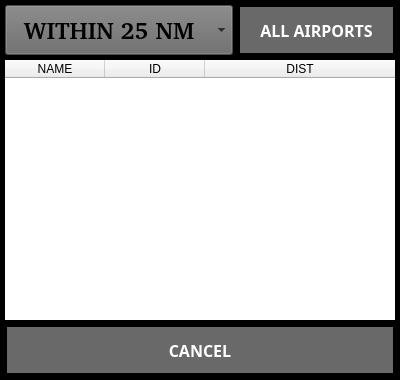
This is ui/AirportDialog.ui in UnexplodedMinds/Stratofier as Qt 5 draws it before an edit. The edited form follows.
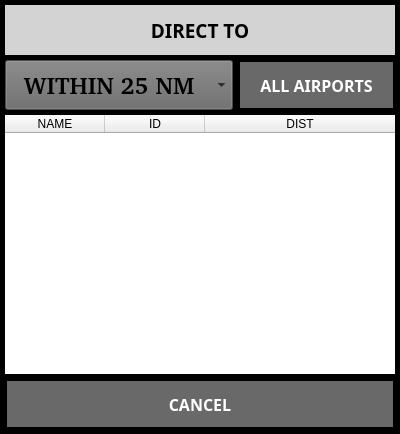
This is the edited form.

```diff
--- a/ui/AirportDialog.ui
+++ b/ui/AirportDialog.ui
@@ -7,7 +7,7 @@
     <x>0</x>
     <y>0</y>
     <width>400</width>
-    <height>380</height>
+    <height>434</height>
    </rect>
   </property>
   <property name="sizePolicy">
@@ -135,117 +135,7 @@
    <property name="spacing">
     <number>5</number>
    </property>
-   <item row="0" column="1">
-    <widget class="QPushButton" name="m_pAirportsButton">
-     <property name="sizePolicy">
-      <sizepolicy hsizetype="MinimumExpanding" vsizetype="Minimum">
-       <horstretch>0</horstretch>
-       <verstretch>0</verstretch>
-      </sizepolicy>
-     </property>
-     <property name="font">
-      <font>
-       <family>Droid Sans</family>
-       <pointsize>12</pointsize>
-       <weight>75</weight>
-       <bold>true</bold>
-      </font>
-     </property>
-     <property name="text">
-      <string>ALL AIRPORTS</string>
-     </property>
-     <property name="iconSize">
-      <size>
-       <width>32</width>
-       <height>32</height>
-      </size>
-     </property>
-    </widget>
-   </item>
-   <item row="0" column="0">
-    <widget class="QComboBox" name="m_pDistCombo">
-     <property name="sizePolicy">
-      <sizepolicy hsizetype="MinimumExpanding" vsizetype="Fixed">
-       <horstretch>0</horstretch>
-       <verstretch>0</verstretch>
-      </sizepolicy>
-     </property>
-     <property name="minimumSize">
-      <size>
-       <width>0</width>
-       <height>50</height>
-      </size>
-     </property>
-     <property name="font">
-      <font>
-       <family>Piboto [Goog]</family>
-       <pointsize>18</pointsize>
-       <weight>75</weight>
-       <bold>true</bold>
-      </font>
-     </property>
-     <item>
-      <property name="text">
-       <string>  WITHIN 25 NM</string>
-      </property>
-     </item>
-     <item>
-      <property name="text">
-       <string>  WITHIN 50 NM</string>
-      </property>
-     </item>
-     <item>
-      <property name="text">
-       <string>  WITHIN 100 NM</string>
-      </property>
-     </item>
-     <item>
-      <property name="text">
-       <string>  WITHIN 200 NM</string>
-      </property>
-     </item>
-    </widget>
-   </item>
    <item row="2" column="0" colspan="2">
-    <widget class="QPushButton" name="m_pCancelButton">
-     <property name="sizePolicy">
-      <sizepolicy hsizetype="MinimumExpanding" vsizetype="Minimum">
-       <horstretch>0</horstretch>
-       <verstretch>0</verstretch>
-      </sizepolicy>
-     </property>
-     <property name="minimumSize">
-      <size>
-       <width>0</width>
-       <height>50</height>
-      </size>
-     </property>
-     <property name="font">
-      <font>
-       <family>Droid Sans</family>
-       <pointsize>12</pointsize>
-       <weight>75</weight>
-       <bold>true</bold>
-      </font>
-     </property>
-     <property name="autoFillBackground">
-      <bool>false</bool>
-     </property>
-     <property name="text">
-      <string>CANCEL</string>
-     </property>
-     <property name="iconSize">
-      <size>
-       <width>32</width>
-       <height>32</height>
-      </size>
-     </property>
-     <property name="autoDefault">
-      <bool>false</bool>
-     </property>
-    </widget>
-   </item>
-   <item row="1" column="0" colspan="2">
     <widget class="QTableWidget" name="m_pAirportsTable">
      <property name="font">
       <font>
@@ -338,6 +228,155 @@
      </column>
     </widget>
    </item>
+   <item row="1" column="0">
+    <widget class="QComboBox" name="m_pDistCombo">
+     <property name="sizePolicy">
+      <sizepolicy hsizetype="MinimumExpanding" vsizetype="Fixed">
+       <horstretch>0</horstretch>
+       <verstretch>0</verstretch>
+      </sizepolicy>
+     </property>
+     <property name="minimumSize">
+      <size>
+       <width>0</width>
+       <height>50</height>
+      </size>
+     </property>
+     <property name="font">
+      <font>
+       <family>Piboto [Goog]</family>
+       <pointsize>18</pointsize>
+       <weight>75</weight>
+       <bold>true</bold>
+      </font>
+     </property>
+     <item>
+      <property name="text">
+       <string>  WITHIN 25 NM</string>
+      </property>
+     </item>
+     <item>
+      <property name="text">
+       <string>  WITHIN 50 NM</string>
+      </property>
+     </item>
+     <item>
+      <property name="text">
+       <string>  WITHIN 100 NM</string>
+      </property>
+     </item>
+     <item>
+      <property name="text">
+       <string>  WITHIN 200 NM</string>
+      </property>
+     </item>
+    </widget>
+   </item>
+   <item row="3" column="0" colspan="2">
+    <widget class="QPushButton" name="m_pCancelButton">
+     <property name="sizePolicy">
+      <sizepolicy hsizetype="MinimumExpanding" vsizetype="Minimum">
+       <horstretch>0</horstretch>
+       <verstretch>0</verstretch>
+      </sizepolicy>
+     </property>
+     <property name="minimumSize">
+      <size>
+       <width>0</width>
+       <height>50</height>
+      </size>
+     </property>
+     <property name="font">
+      <font>
+       <family>Droid Sans</family>
+       <pointsize>12</pointsize>
+       <weight>75</weight>
+       <bold>true</bold>
+      </font>
+     </property>
+     <property name="autoFillBackground">
+      <bool>false</bool>
+     </property>
+     <property name="text">
+      <string>CANCEL</string>
+     </property>
+     <property name="iconSize">
+      <size>
+       <width>32</width>
+       <height>32</height>
+      </size>
+     </property>
+     <property name="autoDefault">
+      <bool>false</bool>
+     </property>
+    </widget>
+   </item>
+   <item row="1" column="1">
+    <widget class="QPushButton" name="m_pAirportsButton">
+     <property name="sizePolicy">
+      <sizepolicy hsizetype="MinimumExpanding" vsizetype="Minimum">
+       <horstretch>0</horstretch>
+       <verstretch>0</verstretch>
+      </sizepolicy>
+     </property>
+     <property name="font">
+      <font>
+       <family>Droid Sans</family>
+       <pointsize>12</pointsize>
+       <weight>75</weight>
+       <bold>true</bold>
+      </font>
+     </property>
+     <property name="text">
+      <string>ALL AIRPORTS</string>
+     </property>
+     <property name="iconSize">
+      <size>
+       <width>32</width>
+       <height>32</height>
+      </size>
+     </property>
+    </widget>
+   </item>
+   <item row="0" column="0" colspan="2">
+    <widget class="QLabel" name="m_pTitleLabel">
+     <property name="sizePolicy">
+      <sizepolicy hsizetype="MinimumExpanding" vsizetype="Minimum">
+       <horstretch>0</horstretch>
+       <verstretch>0</verstretch>
+      </sizepolicy>
+     </property>
+     <property name="minimumSize">
+      <size>
+       <width>0</width>
+       <height>50</height>
+      </size>
+     </property>
+     <property name="font">
+      <font>
+       <family>Droid Sans</family>
+       <pointsize>14</pointsize>
+       <weight>75</weight>
+       <bold>true</bold>
+      </font>
+     </property>
+     <property name="autoFillBackground">
+      <bool>false</bool>
+     </property>
+     <property name="styleSheet">
+      <string notr="true">QLabel { background-color: LightGray; color: black; }</string>
+     </property>
+     <property name="frameShape">
+      <enum>QFrame::NoFrame</enum>
+     </property>
+     <property name="text">
+      <string>DIRECT TO</string>
+     </property>
+     <property name="alignment">
+      <set>Qt::AlignCenter</set>
+     </property>
+    </widget>
+   </item>
   </layout>
  </widget>
  <resources>
```
Left out of the diff: 2 changed lines with no effect on the pictures.
